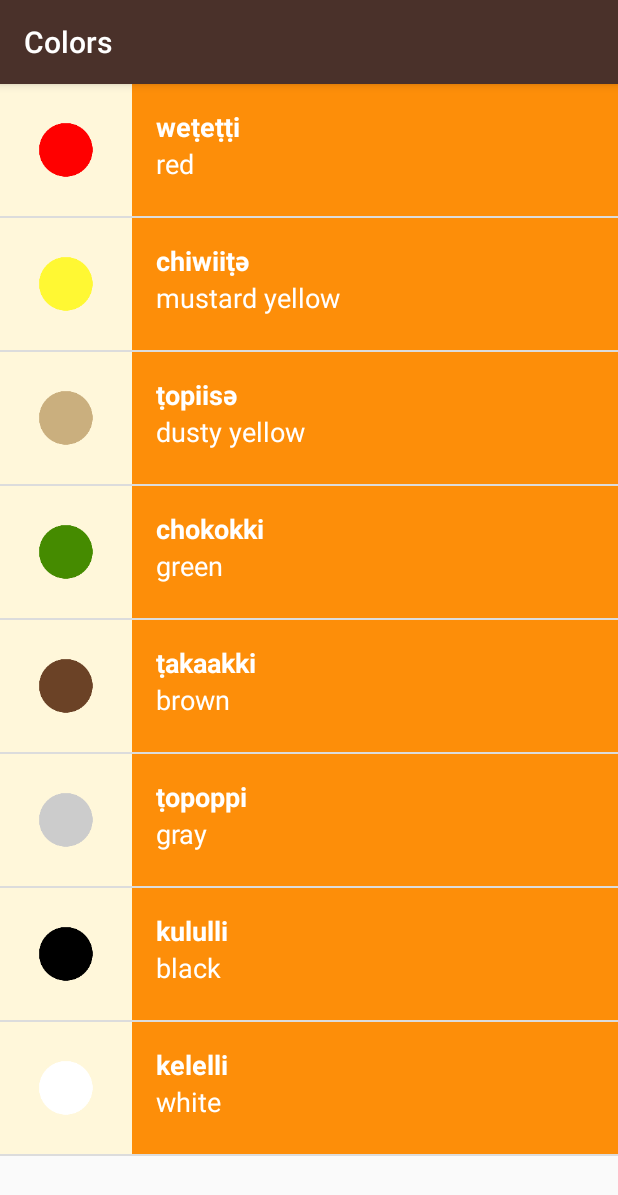
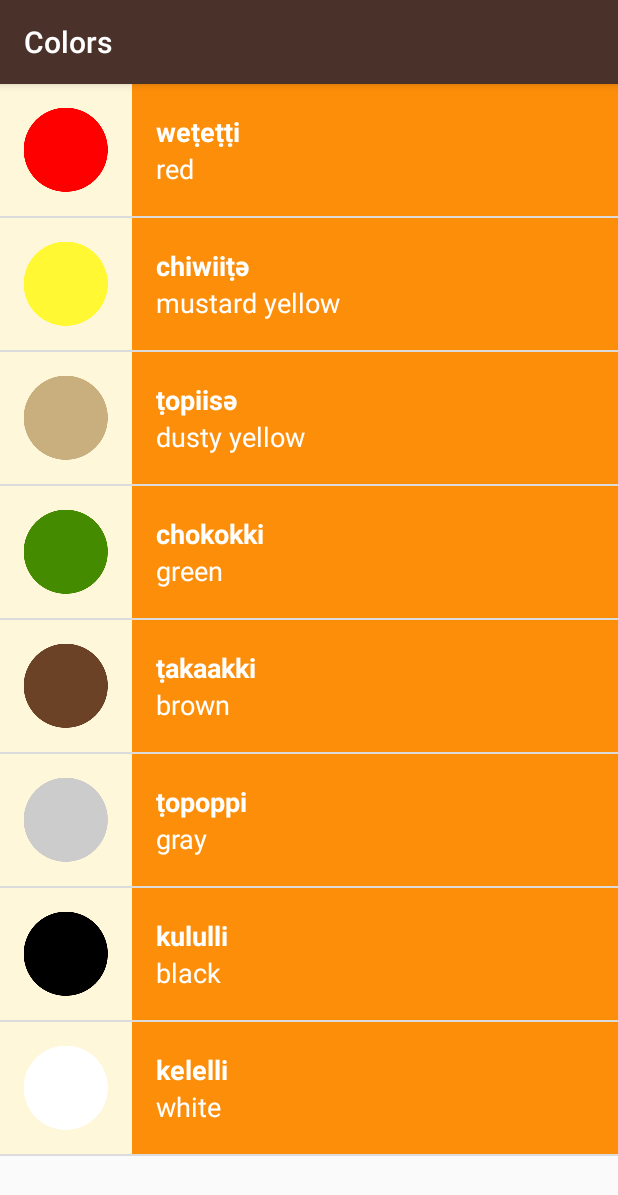
Before and after one commit to cperalt06/ud839_Miwok_Tutorial, an Android app: the ColorsActivity screen opened directly, with no data from a screen before it, on a phone screen of 412 x 824 dp. Shown: the top 1195 px of the screen. Run offline under Robolectric (Android 15) with nearby library versions, the phone set to English and light mode, and no system bars.

Commit message:
Updated the list_item.xml and dimens.xml to match Udemy's version

```diff
--- a/app/src/main/res/layout/list_item.xml
+++ b/app/src/main/res/layout/list_item.xml
@@ -18,44 +18,45 @@
               xmlns:app="http://schemas.android.com/apk/res-auto"
               xmlns:tools="http://schemas.android.com/tools"
               android:layout_width="match_parent"
-              android:layout_height="88dp"
-              android:background="@color/category_numbers"
+              android:layout_height="wrap_content"
+              android:minHeight="@dimen/list_item_height"
+              android:background="@color/tan_background"
               android:orientation="horizontal">
 
 
     <ImageView
         android:id="@+id/image"
-        android:layout_width="88dp"
-        android:layout_height="88dp"
-        android:background="#FFF7DA"
-        android:contentDescription="TODO"
-        android:paddingBottom="16dp"
-        android:paddingTop="16dp"
-        app:srcCompat="@mipmap/ic_launcher"/>
+        android:layout_width="@dimen/list_item_height"
+        android:layout_height="@dimen/list_item_height"
+        android:contentDescription="TODO"/>
 
     <LinearLayout
         android:layout_width="match_parent"
         android:layout_height="match_parent"
         android:orientation="vertical"
-        android:padding="16dp"
+        android:background="@color/category_numbers"
         android:paddingLeft="16dp"
         android:paddingRight="16dp">
 
         <TextView
             android:id="@+id/miwok_text_view"
             android:layout_width="match_parent"
-            android:layout_height="wrap_content"
-            android:textColor="#FFFFFF"
-            android:textSize="18sp"
+            android:layout_height="0dp"
+            android:layout_weight="1"
+            android:gravity="bottom"
+            android:textColor="@android:color/white"
+            android:textAppearance="?android:textAppearanceMedium"
             android:textStyle="bold"
             tools:text="lutti"/>
 
         <TextView
             android:id="@+id/default_text_view"
             android:layout_width="match_parent"
-            android:layout_height="wrap_content"
-            android:textColor="#FFFFFF"
-            android:textSize="18sp"
+            android:layout_height="0dp"
+            android:layout_weight="1"
+            android:gravity="top"
+            android:textColor="@android:color/white"
+            android:textAppearance="?android:textAppearanceMedium"
             tools:text="one"/>
     </LinearLayout>
 
--- a/app/src/main/res/values/dimens.xml
+++ b/app/src/main/res/values/dimens.xml
@@ -16,6 +16,4 @@
     <!-- Height of each list item -->
     <dimen name="list_item_height">88dp</dimen>
     <!-- Default screen margins, per the Android Design guidelines. -->
-    <dimen name="activity_horizontal_margin">16dp</dimen>
-    <dimen name="activity_vertical_margin">16dp</dimen>
 </resources>
```
Also changed, not shown: app/src/main/res/values-w820dp/dimens.xml (deleted, +0 -20 lines).
